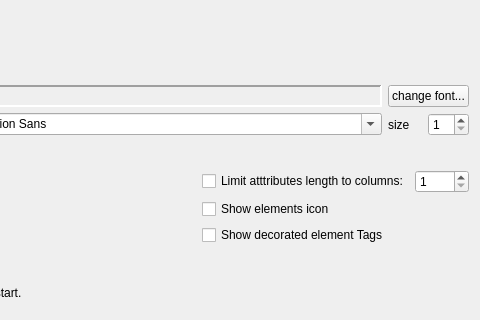
Before: the Qt Designer form src/config/configurationgeneraloptions.ui in lbellonda/qxmledit, drawn with Qt 5; both pictures show x 319 to 799 and y 106 to 426 of the 799 by 426 pixel window.
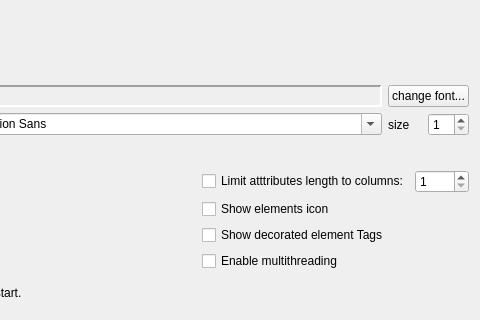
After: the same form once the commit is applied.

Commit message: The View Data panel can copy the resulting image in the clipboard. Optionally calcluated the View Data panel data using threading. New options to enable multithreading processing data. (f-145)

What changed in the file:
```diff
--- a/src/config/configurationgeneraloptions.ui
+++ b/src/config/configurationgeneraloptions.ui
@@ -279,6 +279,13 @@
        </property>
       </widget>
      </item>
+     <item row="3" column="1">
+      <widget class="QCheckBox" name="cbEnableMultiThreading">
+       <property name="text">
+        <string>Enable multithreading</string>
+       </property>
+      </widget>
+     </item>
     </layout>
    </item>
    <item>
```
The commit also changes 16 other files.
